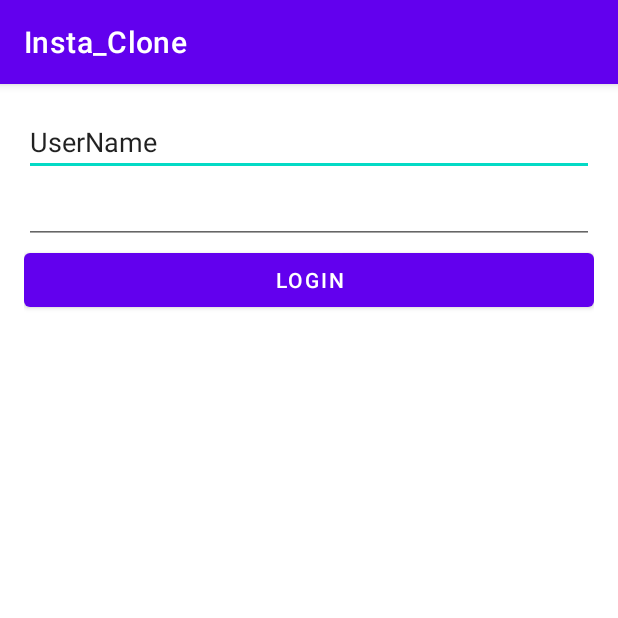
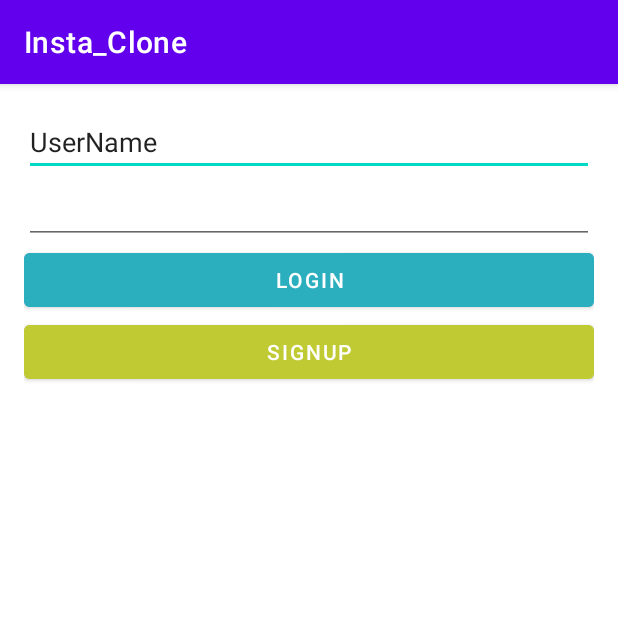
Before and after one commit to zinaheng/Insta_Clone, an Android app: the screen it shows after launch (LoginActivity), on a phone screen of 412 x 824 dp, the top half of it. Run offline under Robolectric (Android 15) with nearby library versions, the phone set to English and light mode, and no system bars; libraries missing offline, so code that uses them is left out: com.parse; 3 statements that could not run were skipped.

```diff
--- a/app/src/main/res/layout/activity_login.xml
+++ b/app/src/main/res/layout/activity_login.xml
@@ -31,6 +31,15 @@
         android:layout_width="match_parent"
         android:layout_height="wrap_content"
         android:layout_weight="1"
+        android:backgroundTint="#2BAFBF"
         android:text="Login" />
 
+    <Button
+        android:id="@+id/btnSignup"
+        android:layout_width="match_parent"
+        android:layout_height="wrap_content"
+        android:layout_weight="1"
+        android:backgroundTint="#C0CA33"
+        android:text="SignUp" />
+
 </LinearLayout>
--- a/app/src/main/res/layout/activity_main.xml
+++ b/app/src/main/res/layout/activity_main.xml
@@ -35,4 +35,10 @@
         android:layout_height="wrap_content"
 
         android:text="Submit" />
+
+    <Button
+        android:id="@+id/btnLogout"
+        android:layout_width="match_parent"
+        android:layout_height="wrap_content"
+        android:text="LogOut" />
 </LinearLayout>
```
Also changed, not shown: app/src/main/java/com/example/insta_clone/LoginActivity.java (+36 -2 lines), app/src/main/java/com/example/insta_clone/MainActivity.java (+19 -1 lines).
